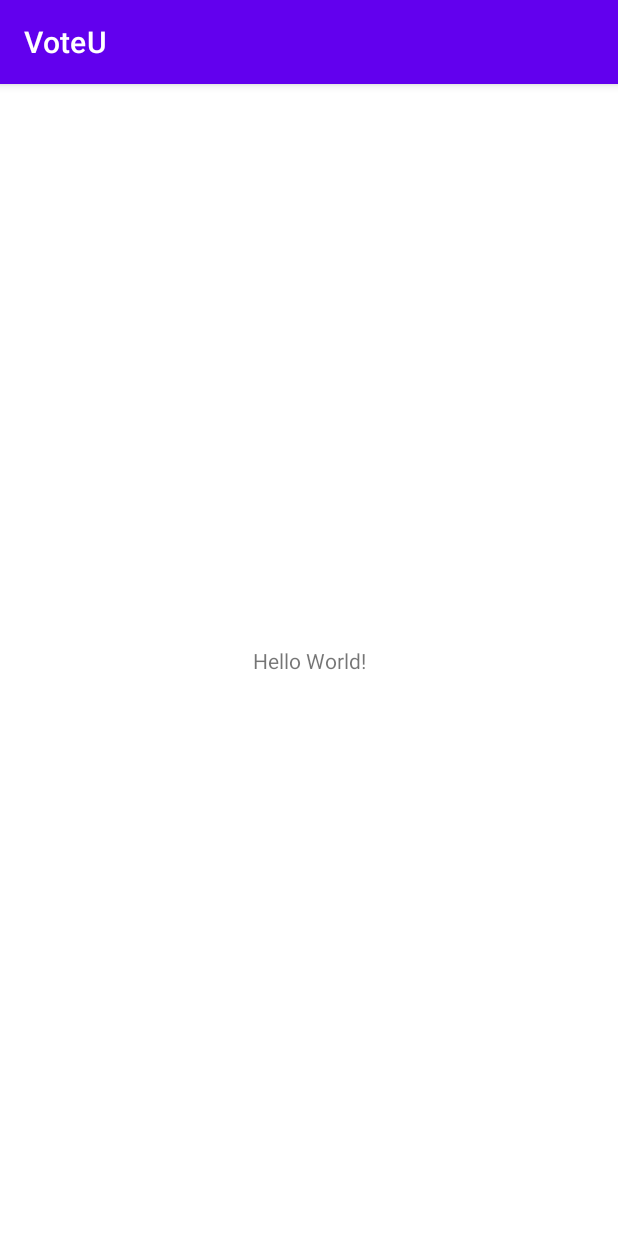
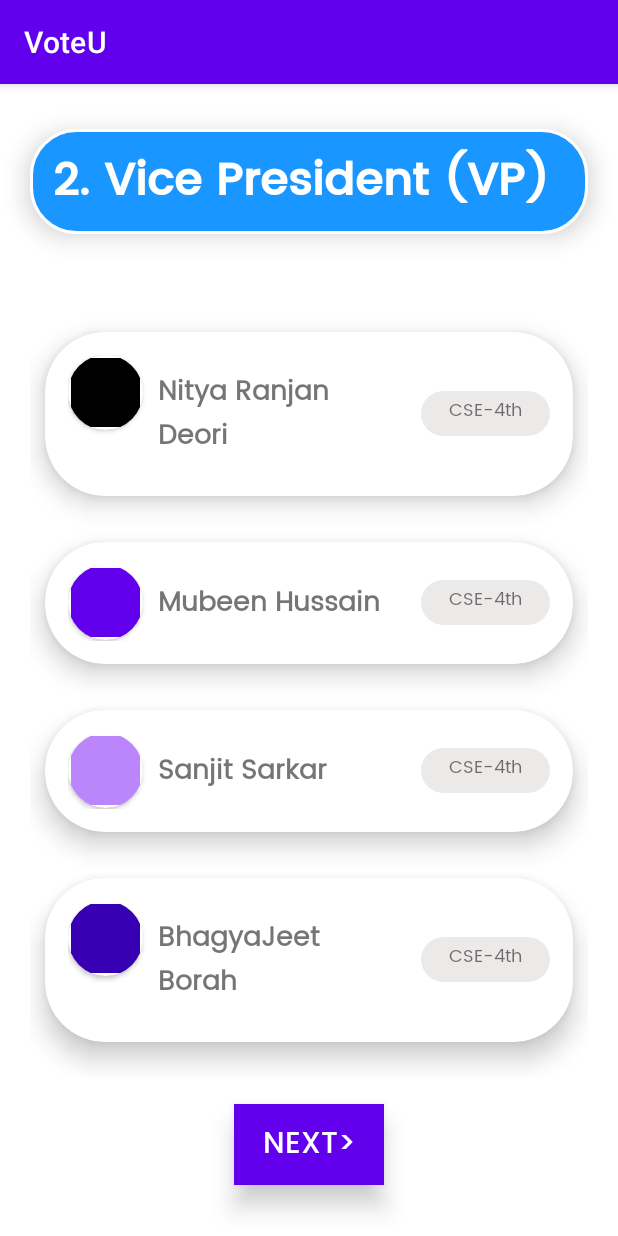
Before and after one commit to sanjitsarkar/voteU, an Android app: the screen it shows after launch (MainActivity before the commit, CandidateList after it), on a phone screen of 412 x 824 dp. Run offline under Robolectric (Android 15) with nearby library versions, the phone set to English and light mode, and no system bars.

Commit message:
adding new activity_candidate_list.xml and activity_successfully_voted.xml

```diff
--- a/app/build.gradle
+++ b/app/build.gradle
@@ -39,6 +39,9 @@ dependencies {
     implementation 'androidx.core:core-ktx:1.3.1'
     implementation 'androidx.appcompat:appcompat:1.1.0'
     implementation 'com.google.android.material:material:1.1.0'
+    implementation 'androidx.cardview:cardview:1.0.0'
+    implementation 'androidx.recyclerview:recyclerview:1.1.0'
+    implementation 'de.hdodenhof:circleimageview:3.1.0'
     implementation 'androidx.constraintlayout:constraintlayout:1.1.3'
     implementation 'com.google.firebase:firebase-analytics:17.2.2'
     testImplementation 'junit:junit:4.+'
--- /dev/null
+++ b/app/src/main/java/com/xanjitxarkar/voteu/CandidateList.java
@@ -0,0 +1,61 @@
+package com.xanjitxarkar.voteu;
+
+import androidx.appcompat.app.AppCompatActivity;
+import androidx.recyclerview.widget.LinearLayoutManager;
+import androidx.recyclerview.widget.RecyclerView;
+
+import android.os.Bundle;
+import android.view.View;
+import android.widget.Adapter;
+import android.widget.RelativeLayout;
+
+import java.util.ArrayList;
+
+public class CandidateList extends AppCompatActivity {
+
+    RecyclerView recyclerView;
+    MyAdapter adapter;
+    @Override
+    protected void onCreate(Bundle savedInstanceState) {
+        super.onCreate(savedInstanceState);
+        setContentView(R.layout.activity_candidate_list);
+
+        recyclerView=(RecyclerView)findViewById(R.id.myRecycleView);
+        recyclerView.setLayoutManager(new LinearLayoutManager(this));
+
+        adapter=new MyAdapter(this,getMyList());
+        recyclerView.setAdapter(adapter);
+    }
+    private ArrayList<Model> getMyList(){
+        ArrayList<Model> models=new ArrayList<>();
+
+        Model m=new Model();
+        m.setName("Nitya Ranjan Deori");
+        m.setBranch("CSE-4th sem.");
+        m.setDp(R.color.black);
+        models.add(m);
+
+        m=new Model();
+        m.setName("Mubeen Hussain");
+        m.setBranch("CSE-4th sem.");
+        m.setDp(R.color.purple_500);
+        models.add(m);
+
+        m=new Model();
+        m.setName("Sanjit Sarkar");
+        m.setBranch("CSE-4th sem.");
+        m.setDp(R.color.purple_200);
+        models.add(m);
+
+        m=new Model();
+        m.setName("BhagyaJeet Borah");
+        m.setBranch("CSE-4th sem.");
+        m.setDp(R.color.purple_700);
+        models.add(m);
+
+        return models;
+    }
+    public void next(View view){
+
+    }
+}
--- /dev/null
+++ b/app/src/main/java/com/xanjitxarkar/voteu/Model.java
@@ -0,0 +1,38 @@
+package com.xanjitxarkar.voteu;
+
+public class Model {
+    private String name,branch,semester;
+    private int dp;
+
+    public String getName() {
+        return name;
+    }
+
+    public void setName(String name) {
+        this.name = name;
+    }
+
+    public String getBranch() {
+        return branch;
+    }
+
+    public void setBranch(String branch) {
+        this.branch = branch;
+    }
+
+    public String getSemester() {
+        return semester;
+    }
+
+    public void setSemester(String semester) {
+        this.semester = semester;
+    }
+
+    public int getDp() {
+        return dp;
+    }
+
+    public void setDp(int dp) {
+        this.dp = dp;
+    }
+}
--- /dev/null
+++ b/app/src/main/java/com/xanjitxarkar/voteu/MyAdapter.java
@@ -0,0 +1,41 @@
+package com.xanjitxarkar.voteu;
+
+import android.content.Context;
+import android.view.LayoutInflater;
+import android.view.View;
+import android.view.ViewGroup;
+
+import androidx.annotation.NonNull;
+import androidx.recyclerview.widget.RecyclerView;
+
+import java.util.ArrayList;
+
+public class MyAdapter extends RecyclerView.Adapter<MyHolder> {
+
+    Context c;
+    ArrayList<Model> models;
+
+    public MyAdapter(Context c, ArrayList<Model> models) {
+        this.c = c;
+        this.models = models;
+    }
+
+    @NonNull
+    @Override
+    public MyHolder onCreateViewHolder(@NonNull ViewGroup parent, int viewType) {
+        View view= LayoutInflater.from(parent.getContext()).inflate(R.layout.card_view,null);
+        return new MyHolder(view);
+    }
+
+    @Override
+    public void onBindViewHolder(@NonNull MyHolder holder, int position) {
+        holder.name.setText(models.get(position).getName());
+        holder.branch.setText(models.get(position).getBranch());
+        holder.dp.setImageResource(models.get(position).getDp());
+    }
+
+    @Override
+    public int getItemCount() {
+        return models.size();
+    }
+}
--- /dev/null
+++ b/app/src/main/java/com/xanjitxarkar/voteu/MyHolder.java
@@ -0,0 +1,22 @@
+package com.xanjitxarkar.voteu;
+
+import android.view.View;
+import android.widget.ImageView;
+import android.widget.TextView;
+
+import androidx.annotation.NonNull;
+import androidx.recyclerview.widget.RecyclerView;
+
+public class MyHolder extends RecyclerView.ViewHolder {
+
+    ImageView dp;
+    TextView name,branch;
+
+    public MyHolder(@NonNull View itemView) {
+        super(itemView);
+
+        this.dp=itemView.findViewById(R.id.candidateImageView);
+        this.name=itemView.findViewById(R.id.nameTextView);
+        this.branch=itemView.findViewById(R.id.semTextView);
+    }
+}
--- /dev/null
+++ b/app/src/main/res/drawable/text2_background.xml
@@ -0,0 +1,12 @@
+<selector xmlns:android="http://schemas.android.com/apk/res/android">
+    <item>
+        <shape android:shape="rectangle">
+            <solid android:color="#ECE9E9"/>
+            <corners android:radius="20dp" />
+            <stroke
+                android:width="0dp"
+                android:color="#fff"
+                />
+        </shape>
+    </item>
+</selector>
--- /dev/null
+++ b/app/src/main/res/drawable/text_background.xml
@@ -0,0 +1,12 @@
+<selector xmlns:android="http://schemas.android.com/apk/res/android">
+    <item>
+        <shape android:shape="rectangle">
+            <solid android:color="#1996FF"/>
+            <corners android:radius="30dp" />
+            <stroke
+                android:width="2dp"
+                android:color="#fff"
+                />
+        </shape>
+    </item>
+</selector>
--- /dev/null
+++ b/app/src/main/res/layout/activity_candidate_list.xml
@@ -0,0 +1,70 @@
+<?xml version="1.0" encoding="utf-8"?>
+<androidx.appcompat.widget.LinearLayoutCompat xmlns:android="http://schemas.android.com/apk/res/android"
+    xmlns:app="http://schemas.android.com/apk/res-auto"
+    xmlns:tools="http://schemas.android.com/tools"
+    android:layout_width="match_parent"
+    android:layout_height="match_parent"
+    android:orientation="vertical"
+    tools:context=".CandidateList">
+
+    <RelativeLayout
+        android:layout_width="match_parent"
+        android:layout_height="match_parent">
+
+        <TextView
+            android:id="@+id/postTextView"
+            android:layout_width="match_parent"
+            android:layout_height="wrap_content"
+            android:layout_gravity="center_horizontal|center_vertical"
+            android:layout_marginStart="20dp"
+            android:layout_marginLeft="30dp"
+            android:layout_marginTop="30dp"
+            android:layout_marginEnd="20dp"
+            android:layout_marginBottom="40dp"
+            android:background="@drawable/text_background"
+            android:elevation="10dp"
+            android:fontFamily="@font/poppins_medium"
+            android:paddingStart="15dp"
+            android:paddingTop="10dp"
+            android:paddingEnd="10dp"
+            android:paddingBottom="10dp"
+            android:text="2. Vice President (VP)"
+            android:textColor="#FFFFFF"
+            android:textSize="30sp"
+            android:textStyle="bold" />
+
+        <androidx.recyclerview.widget.RecyclerView
+            android:id="@+id/myRecycleView"
+            android:layout_width="375dp"
+            android:layout_height="356dp"
+            android:layout_alignWithParentIfMissing="false"
+            android:layout_above="@+id/nextbutton"
+            android:layout_below="@id/postTextView"
+            android:layout_alignParentTop="false"
+            android:layout_marginStart="20dp"
+            android:layout_marginLeft="20dp"
+            android:layout_marginTop="10dp"
+            android:layout_marginEnd="20dp"
+            android:layout_marginRight="20dp"
+            android:layout_marginBottom="18dp"
+            android:clipToPadding="false" />
+
+        <Button
+            android:id="@+id/nextbutton"
+            style="@style/Widget.AppCompat.Button.ButtonBar.AlertDialog"
+            android:layout_width="100dp"
+            android:layout_height="wrap_content"
+            android:layout_alignParentBottom="true"
+            android:layout_centerHorizontal="true"
+            android:layout_marginBottom="34dp"
+            android:background="#1996FF"
+            android:backgroundTint="#1996FF"
+            android:elevation="10dp"
+            android:fontFamily="@font/poppins_medium"
+            android:onClick="next"
+            android:text="NEXT>"
+            android:textSize="20sp"
+            app:cornerRadius="30dp" />
+
+    </RelativeLayout>
+</androidx.appcompat.widget.LinearLayoutCompat>
--- /dev/null
+++ b/app/src/main/res/layout/card_view.xml
@@ -0,0 +1,86 @@
+<?xml version="1.0" encoding="utf-8"?>
+<androidx.cardview.widget.CardView xmlns:android="http://schemas.android.com/apk/res/android"
+    xmlns:app="http://schemas.android.com/apk/res-auto"
+    android:id="@+id/candidateCardView"
+    android:layout_width="match_parent"
+    android:layout_height="80dp"
+    android:layout_row="1"
+    android:layout_rowWeight="1"
+    android:layout_centerHorizontal="true"
+    android:layout_centerVertical="false"
+    android:layout_gravity="center_horizontal"
+    android:layout_marginTop="5dp"
+    android:layout_marginEnd="5dp"
+    android:clipToPadding="true"
+    app:cardCornerRadius="40dp"
+    app:cardElevation="10dp"
+    app:cardPreventCornerOverlap="false"
+    app:cardUseCompatPadding="true">
+
+    <RelativeLayout
+        android:id="@+id/relativeLayout"
+        android:layout_width="match_parent"
+        android:layout_height="wrap_content"
+        android:layout_gravity="center"
+        android:padding="15dp">
+
+        <androidx.cardview.widget.CardView
+            android:id="@+id/imageCardView"
+            android:layout_width="50dp"
+            android:layout_height="50dp"
+            android:layout_alignParentStart="true"
+            app:cardCornerRadius="140dp">
+
+            <ImageView
+                android:id="@+id/candidateImageView"
+                android:layout_width="50dp"
+                android:layout_height="50dp"
+                android:layout_gravity="center"
+                android:layout_marginStart="2dp"
+                android:layout_marginTop="2dp"
+                android:layout_marginEnd="2dp"
+                android:layout_marginBottom="2dp"
+                android:adjustViewBounds="false"
+                android:cropToPadding="false"
+                android:padding="2dp"
+                android:scaleType="fitCenter"
+                android:visibility="visible"
+                app:srcCompat="@color/purple_200" />
+        </androidx.cardview.widget.CardView>
+
+        <TextView
+            android:id="@+id/nameTextView"
+            android:layout_width="160dp"
+            android:layout_height="wrap_content"
+            android:layout_alignParentStart="false"
+            android:layout_alignParentLeft="false"
+            android:layout_alignParentRight="false"
+            android:layout_centerInParent="true"
+            android:layout_marginStart="10dp"
+            android:layout_marginTop="20dp"
+            android:layout_toEndOf="@id/imageCardView"
+            android:fontFamily="@font/poppins"
+            android:text="@string/nitya_ranjan_deori"
+            android:textAlignment="textStart"
+            android:textSize="18sp"
+            android:textStyle="bold"
+            android:visibility="visible" />
+
+        <TextView
+            android:id="@+id/semTextView"
+            android:layout_width="90dp"
+            android:layout_height="30dp"
+            android:layout_centerInParent="true"
+            android:layout_marginStart="15dp"
+            android:layout_toEndOf="@id/nameTextView"
+            android:background="@drawable/text2_background"
+            android:fontFamily="@font/poppins"
+            android:padding="3dp"
+            android:text="@string/cse_4th_sem"
+            android:textAlignment="center"
+            android:textSize="14sp"
+            android:textStyle="normal"
+            android:visibility="visible"
+            app:autoSizeTextType="uniform" />
+    </RelativeLayout>
+</androidx.cardview.widget.CardView>
--- a/app/src/main/res/values/colors.xml
+++ b/app/src/main/res/values/colors.xml
@@ -7,4 +7,5 @@
     <color name="teal_700">#FF018786</color>
     <color name="black">#FF000000</color>
     <color name="white">#FFFFFFFF</color>
+    <color name="sky_blue">#1996FF</color>
 </resources>
--- a/app/src/main/res/values/strings.xml
+++ b/app/src/main/res/values/strings.xml
@@ -1,3 +1,9 @@
 <resources>
     <string name="app_name">VoteU</string>
+    <string name="back_to_home_page"><![CDATA[<- Back to Home Page]]></string>
+    <string name="_2_00_pm">2:00 pm</string>
+    <string name="check_the_results_by">Check the results by</string>
+    <string name="successfully_voted">Successfully voted</string>
+    <string name="cse_4th_sem">CSE-4th sem.</string>
+    <string name="nitya_ranjan_deori">Nitya ranjan Deori</string>
 </resources>
```
Also changed, not shown: app/src/main/AndroidManifest.xml (+14 -0 lines), app/src/main/java/com/xanjitxarkar/voteu/Successfully_voted.java (added, +18 -0 lines), app/src/main/res/layout/activity_successfully_voted.xml (added, +85 -0 lines), app/src/main/res/drawable/checked.png (added), app/src/main/res/drawable/left_arrow.png (added), app/src/main/res/font/poppins.ttf (added), app/src/main/res/font/poppins_medium.ttf (added), app/src/main/res/font/poppins_semibold.ttf (added), gradle/wrapper/gradle-wrapper.properties.
